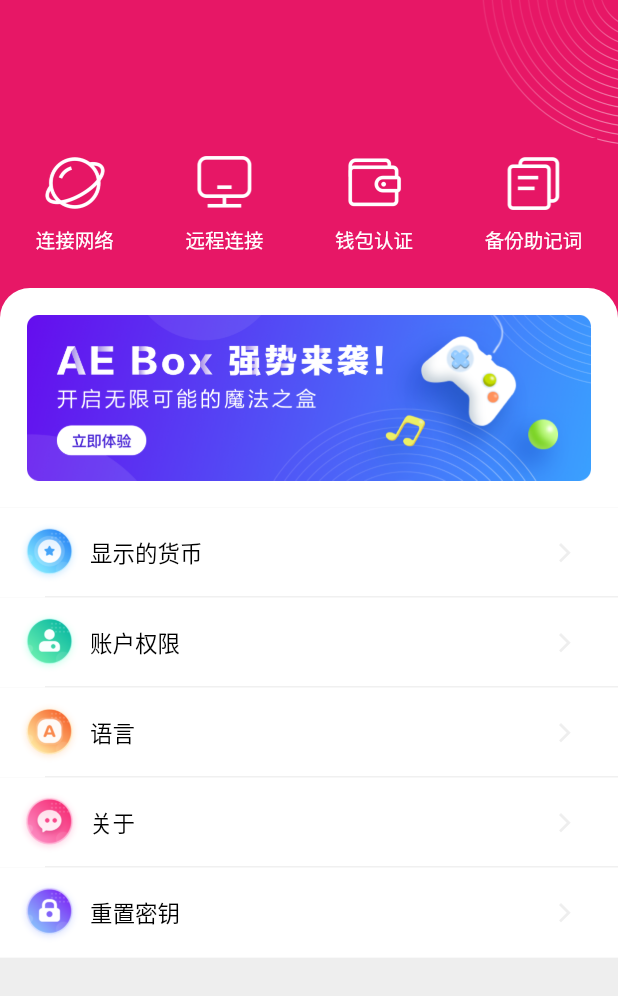
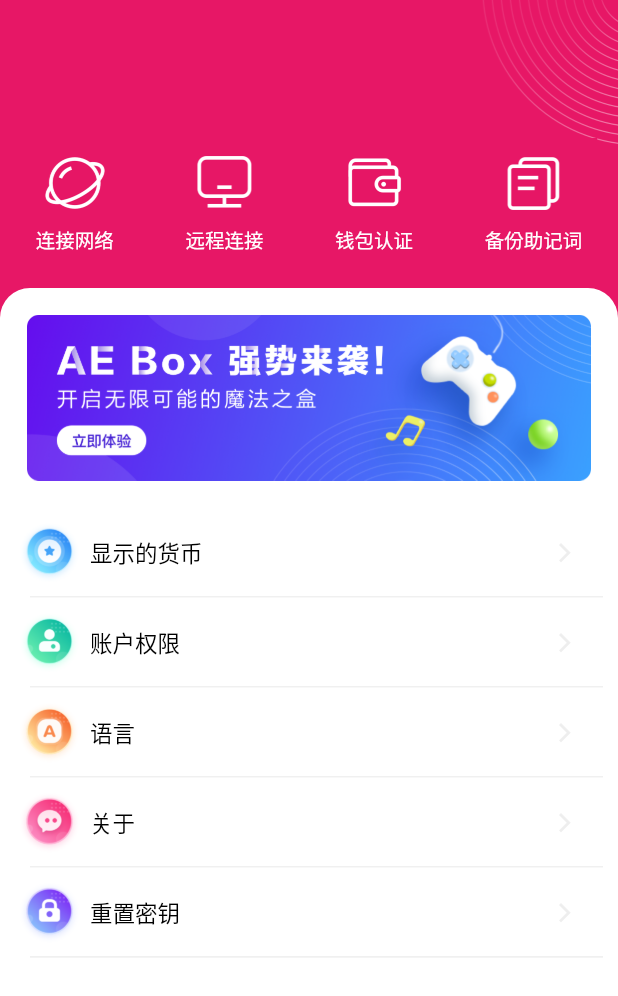
Before and after one commit to BoxWallet-app/box-wallet-app, a Flutter app: the ProfilePage screen opened directly, on a phone screen of 412 x 824 dp. Shown: the top 996 px of the screen. Run offline on Flutter 3.47's test engine with Material 2 defaults, Android fonts, the phone set to English and light mode, and no system bars; our stand-ins replace argon_buttons_flutter, dio, flushbar, flutter_easyrefresh, flutter_spinkit, fluttertoast and 4 more; missing offline and left inert: flutter_color_plugin, flutter_dialogs, flutter_qr_reader, underline_indicator; network calls fail.

Commit message:
update page

```diff
--- a/lib/dao/urls.dart
+++ b/lib/dao/urls.dart
@@ -1,5 +1,5 @@
 //域名
-const BASE_HOST = 'http://192.168.0.104:8080';
+const BASE_HOST = 'http://192.168.0.103:8080';
 //const BASE_HOST = 'http://10.53.7.120:8080';
 //const BASE_HOST = 'http://localhost:8080';
 //const BASE_HOST = 'https://aeasy.io';
--- a/lib/page/profile_page.dart
+++ b/lib/page/profile_page.dart
@@ -3,6 +3,8 @@ import 'package:box/widget/pay_password_widget.dart';
 import 'package:flutter/material.dart';
 import 'package:flutter/services.dart';
 import 'package:flutter/widgets.dart';
+import 'package:flutter_easyrefresh/easy_refresh.dart';
+import 'package:flutter_easyrefresh/material_header.dart';
 import 'package:flutter_qr_reader/flutter_qr_reader.dart';
 import 'package:fluttertoast/fluttertoast.dart';
 import 'package:image_picker/image_picker.dart';
@@ -22,8 +24,11 @@ class _ProfilePageState extends State<ProfilePage> {
       value: SystemUiOverlayStyle.light,
       child: Material(
         child: Scaffold(
-            backgroundColor: Color(0xFFEEEEEE),
-            body: SingleChildScrollView(
+            backgroundColor: Color(0xFFFFFFFF),
+//            backgroundColor: Color(0xFFEEEEEE),
+            body: EasyRefresh(
+              onRefresh: (){},
+              header: MaterialHeader(valueColor: AlwaysStoppedAnimation(Color(0xFFE71766))),
               child: Container(
                 height: 700,
                 child: Stack(
@@ -134,7 +139,7 @@ class _ProfilePageState extends State<ProfilePage> {
                             }),
                             buildItem(context, "重置密钥", "images/profile_reset_password.png", () {
                               print("123");
-                            }, isLine: false),
+                            }, isLine: true),
                           ],
                         ),
                       ),
@@ -187,7 +192,7 @@ class _ProfilePageState extends State<ProfilePage> {
               if (isLine)
                 Positioned(
                   bottom: 0,
-                  left: 30,
+                  left: 20,
                   child: Container(height: 1.0, width: MediaQuery.of(context).size.width - 30, color: Color(0xFFEEEEEE)),
                 )
             ],
--- a/lib/page/wallet_page.dart
+++ b/lib/page/wallet_page.dart
@@ -145,7 +145,7 @@ class _WalletPageState extends State<WalletPage> {
               if (isLine)
                 Positioned(
                   bottom: 0,
-                  left: 30,
+                  left: 20,
                   child: Container(height: 1.0, width: MediaQuery.of(context).size.width - 30, color: Color(0xFFEEEEEE)),
                 )
             ],
```
Also changed, not shown: lib/page/aens_list_page.dart (+11 -4 lines).
